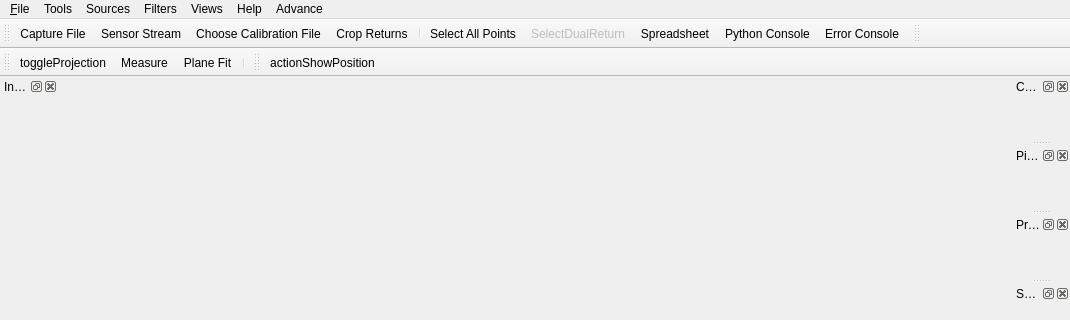
Qt form Application/vvMainWindow.ui (Kitware/VeloView) before a commit; both pictures show x 0 to 1070 and y 0 to 320 of the 1070 by 645 pixel window.
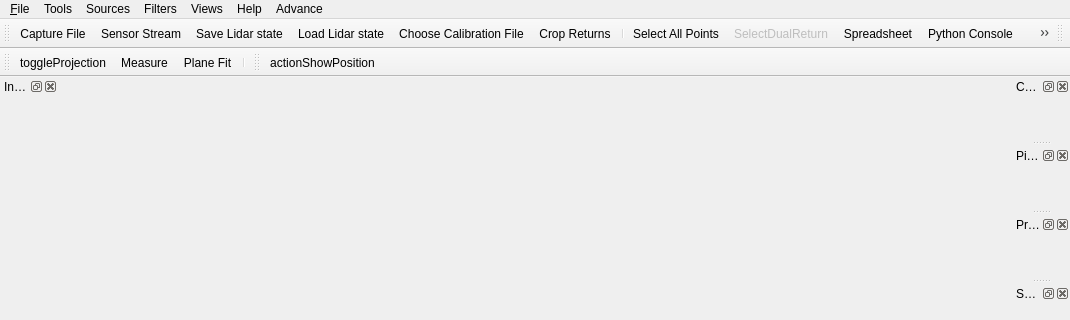
The same form after that commit. Icons and pictures are not drawn. Custom widgets are drawn as their Qt base class.

Commit message: [feature] Add Save paraview state button to the Veloview UI

Patch:
```diff
--- a/Application/vvMainWindow.ui
+++ b/Application/vvMainWindow.ui
@@ -185,6 +185,8 @@
    </attribute>
    <addaction name="actionOpenPcap"/>
    <addaction name="actionOpen_Sensor_Stream"/>
+   <addaction name="actionSaveLidarState"/>
+   <addaction name="actionLoadLidarState"/>
    <addaction name="actionChoose_Calibration_File"/>
    <addaction name="actionCropReturns"/>
    <addaction name="separator"/>
@@ -405,6 +407,24 @@
     <string>Ctrl+K</string>
    </property>
   </action>
+  <action name="actionSaveLidarState">
+   <property name="icon">
+    <iconset resource="../LVCore/ApplicationComponents/lqResources.qrc">
+     <normaloff>:/lqResources/Icons/pqSaveState.png</normaloff>:/lqResources/Icons/pqSaveState.png</iconset>
+   </property>
+   <property name="text">
+    <string>Save Lidar state</string>
+   </property>
+  </action>
+  <action name="actionLoadLidarState">
+   <property name="icon">
+    <iconset resource="../LVCore/ApplicationComponents/lqResources.qrc">
+     <normaloff>:/lqResources/Icons/pqLoadState.png</normaloff>:/lqResources/Icons/pqLoadState.png</iconset>
+   </property>
+   <property name="text">
+    <string>Load Lidar state</string>
+   </property>
+  </action>
   <action name="actionChoose_Calibration_File">
    <property name="icon">
     <iconset resource="../Plugins/VelodyneUIPlugin/Ui/images/resources.qrc">
```
Left out of the diff: 3 changed lines with no effect on the pictures. The commit also changes 1 other file.
